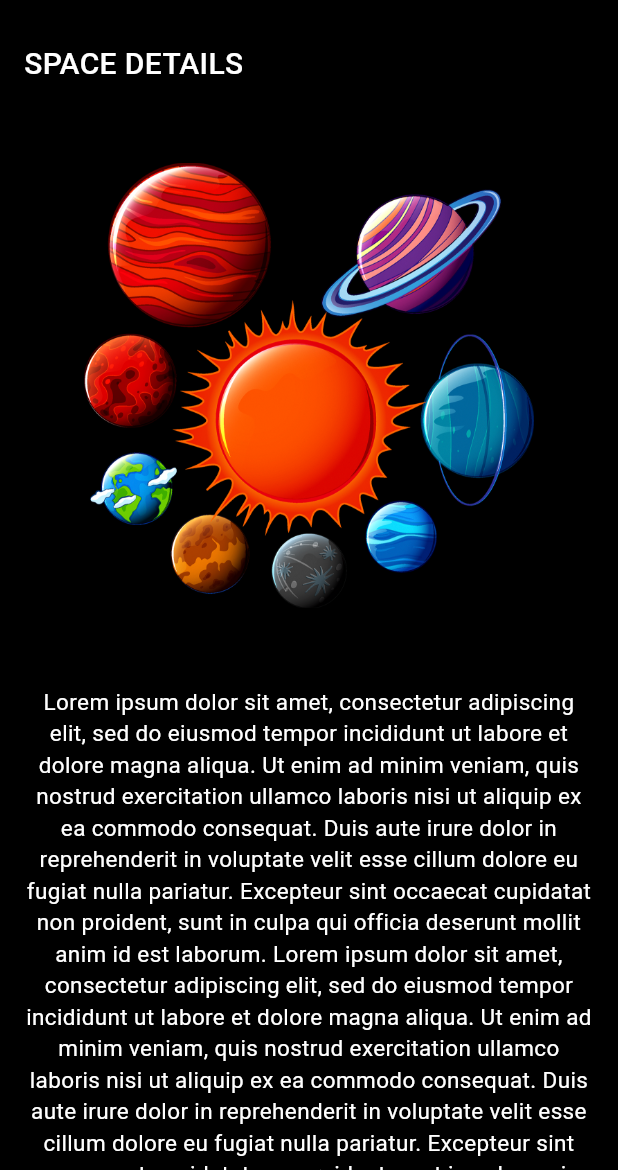
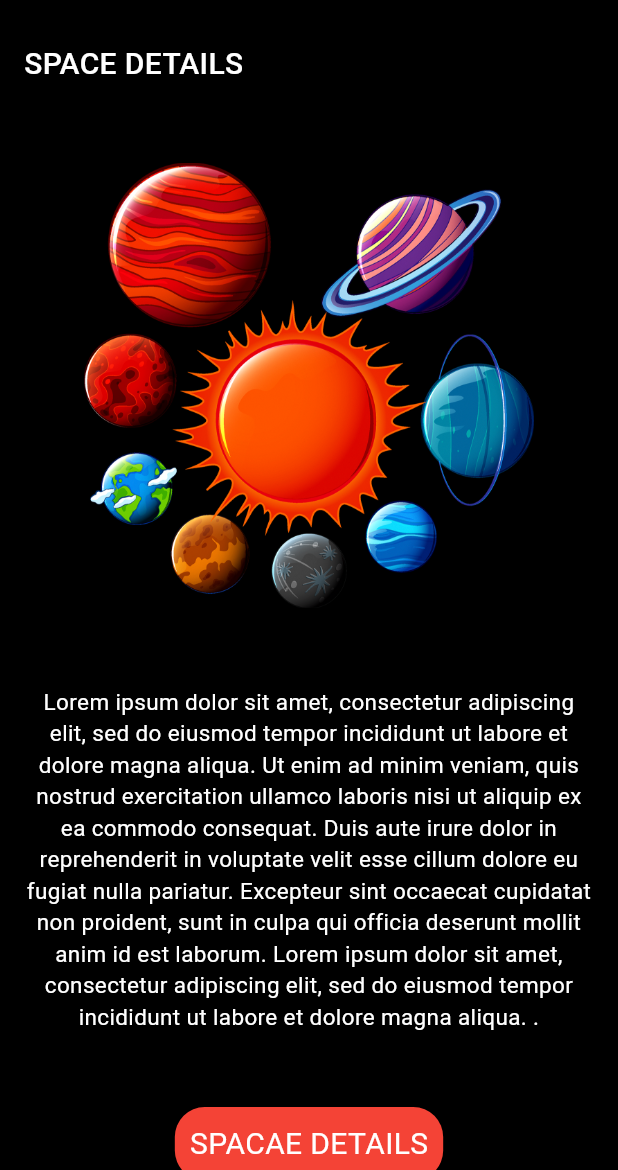
Before and after one commit to SanudaKJ/black_hole, a Flutter app: the screen it shows after launch, on a phone screen of 412 x 824 dp, the part 66-1236 px from its top. Run offline on Flutter 3.47's test engine with Material 3 defaults, Android fonts, the phone set to English and light mode, and no system bars.

```diff
--- a/lib/main.dart
+++ b/lib/main.dart
@@ -55,7 +55,7 @@ class Blackhole extends StatelessWidget {
                 height: 50,
               ),
               const Text(
-                "Lorem ipsum dolor sit amet, consectetur adipiscing elit, sed do eiusmod tempor incididunt ut labore et dolore magna aliqua. Ut enim ad minim veniam, quis nostrud exercitation ullamco laboris nisi ut aliquip ex ea commodo consequat. Duis aute irure dolor in reprehenderit in voluptate velit esse cillum dolore eu fugiat nulla pariatur. Excepteur sint occaecat cupidatat non proident, sunt in culpa qui officia deserunt mollit anim id est laborum. Lorem ipsum dolor sit amet, consectetur adipiscing elit, sed do eiusmod tempor incididunt ut labore et dolore magna aliqua. Ut enim ad minim veniam, quis nostrud exercitation ullamco laboris nisi ut aliquip ex ea commodo consequat. Duis aute irure dolor in reprehenderit in voluptate velit esse cillum dolore eu fugiat nulla pariatur. Excepteur sint occaecat cupidatat non proident, sunt in culpa qui officia deserunt mollit anim id est laborum.",
+                "Lorem ipsum dolor sit amet, consectetur adipiscing elit, sed do eiusmod tempor incididunt ut labore et dolore magna aliqua. Ut enim ad minim veniam, quis nostrud exercitation ullamco laboris nisi ut aliquip ex ea commodo consequat. Duis aute irure dolor in reprehenderit in voluptate velit esse cillum dolore eu fugiat nulla pariatur. Excepteur sint occaecat cupidatat non proident, sunt in culpa qui officia deserunt mollit anim id est laborum. Lorem ipsum dolor sit amet, consectetur adipiscing elit, sed do eiusmod tempor incididunt ut labore et dolore magna aliqua. .",
                 textAlign: TextAlign.center,
                 style: TextStyle(
                   color: Colors.white,
```
